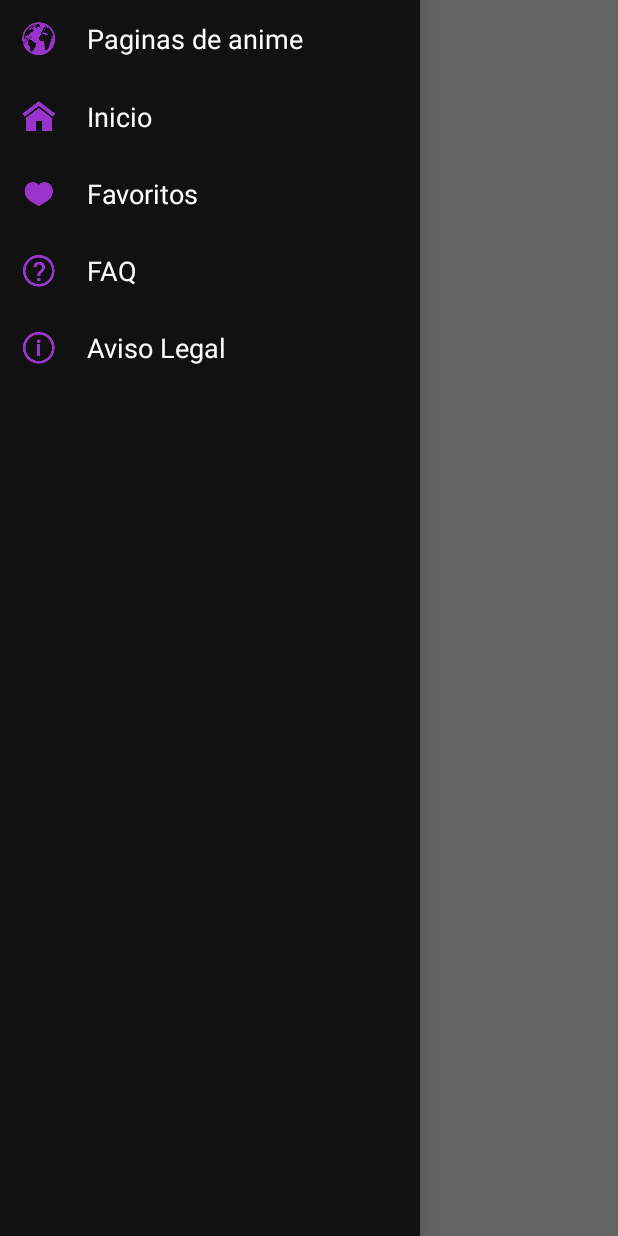
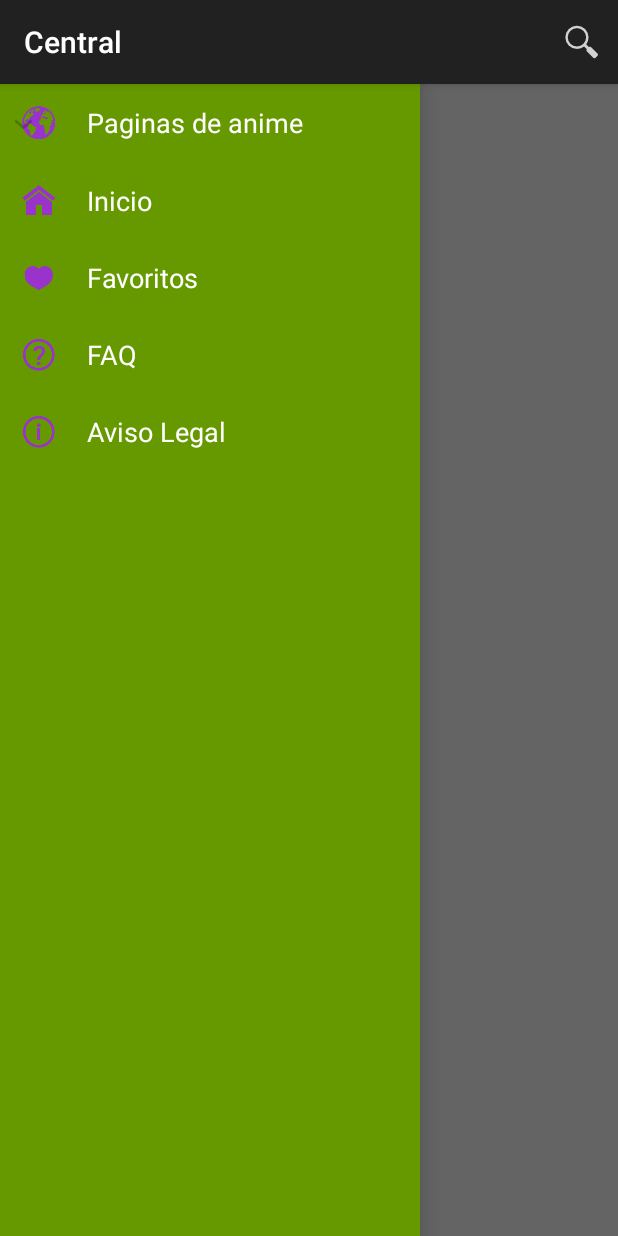
Before and after one commit to Vareta/Ouiaboo, an Android app: the Central screen opened directly, with no data from a screen before it, with the side drawer open, on a phone screen of 412 x 824 dp. Run offline under Robolectric (Android 15) with nearby library versions, the phone set to English and light mode, and no system bars; pictures from the network do not load.

Commit message:
Se agrega el actionbar y se hacen los items clickeables visualmente.
Sólo se agrega el actionbar a la actividad centra. Los items de la lista de animes recientes se hacen clickeables visualmente.
Se cambia el color del menu izquierdo (drawerLayout) para corroborar que los items que ahi se encuentran tengan el efecto
provocado al realizar click sobre ellos.

```diff
--- a/app/src/main/java/com/ouiaboo/ouiaboo/Central.java
+++ b/app/src/main/java/com/ouiaboo/ouiaboo/Central.java
@@ -8,6 +8,7 @@ import android.support.v4.app.FragmentActivity;
 import android.support.v4.widget.DrawerLayout;
 import android.support.v7.app.ActionBarActivity;
 import android.os.Bundle;
+import android.support.v7.app.AppCompatActivity;
 import android.util.Log;
 import android.view.Menu;
 import android.view.MenuItem;
@@ -30,7 +31,7 @@ import java.util.List;
 import java.util.concurrent.ExecutionException;
 
 
-public class Central extends Activity implements HomeScreen.OnFragmentInteractionListener{
+public class Central extends AppCompatActivity implements HomeScreen.OnFragmentInteractionListener{
     private DrawerLayout drawerLayout;
     private ListView drawerList;
     LinearLayout linearLayout;
--- a/app/src/main/res/layout/activity_central.xml
+++ b/app/src/main/res/layout/activity_central.xml
@@ -31,12 +31,12 @@
         android:layout_width="280dp"
         android:layout_height="match_parent"
         android:layout_gravity="start"
-        android:background="#111"
+        android:background="#669900"
         android:orientation="vertical">
 
         <ExpandableListView
             android:id="@+id/drawer_expandable_list"
-            android:layout_width="wrap_content"
+            android:layout_width="match_parent"
             android:layout_height="wrap_content"
             />
 
--- a/app/src/main/res/menu/menu_central.xml
+++ b/app/src/main/res/menu/menu_central.xml
@@ -1,6 +1,9 @@
 <menu xmlns:android="http://schemas.android.com/apk/res/android"
     xmlns:app="http://schemas.android.com/apk/res-auto"
     xmlns:tools="http://schemas.android.com/tools" tools:context="com.ouiaboo.ouiaboo.Central">
-    <item android:id="@+id/action_settings" android:title="@string/action_settings"
-        android:orderInCategory="100" app:showAsAction="never" />
+    <item android:id="@+id/buscar"
+        android:icon="@drawable/ic_action_search"
+        android:title="@string/buscar.menu_central.ES"
+        android:orderInCategory="1"
+        app:showAsAction="ifRoom" />
 </menu>
--- a/app/src/main/res/values/strings.xml
+++ b/app/src/main/res/values/strings.xml
@@ -47,6 +47,9 @@
 
 
     <!--********************************************************************************************************************************************************************* -->
+    <!-- **********************************************************        menu_central        *************************************************************************** -->
+    <!--********************************************************************************************************************************************************************* -->
+    <string name="buscar.menu_central.ES">Buscar</string>
 
 
 
```
Also changed, not shown: app/src/main/res/drawable-hdpi/ic_action_search.png (added), app/src/main/res/drawable-ldpi/ic_action_search.png (added), app/src/main/res/drawable-mdpi/ic_action_search.png (added), app/src/main/res/drawable-xhdpi/ic_action_search.png (added), app/src/main/res/drawable-xxhdpi/ic_action_search.png (added).
